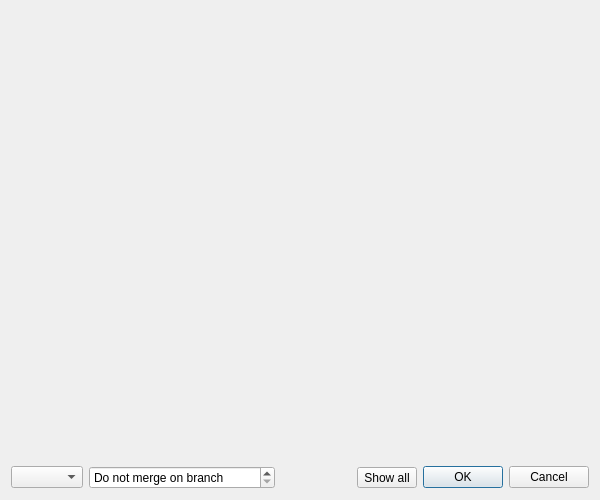
The window that mergedialog.ui (Kuszki/EW-Database) describes before a commit, drawn with Qt 5.
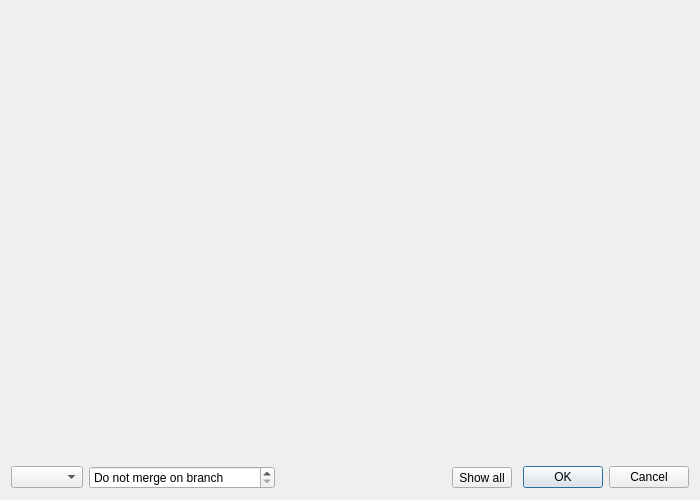
The same window after the commit. Icons and pictures are not drawn.

Patch:
```diff
--- a/mergedialog.ui
+++ b/mergedialog.ui
@@ -6,7 +6,7 @@
    <rect>
     <x>0</x>
     <y>0</y>
-    <width>600</width>
+    <width>700</width>
     <height>500</height>
    </rect>
   </property>
@@ -34,7 +34,7 @@
        <rect>
         <x>0</x>
         <y>0</y>
-        <width>582</width>
+        <width>682</width>
         <height>451</height>
        </rect>
       </property>
```
